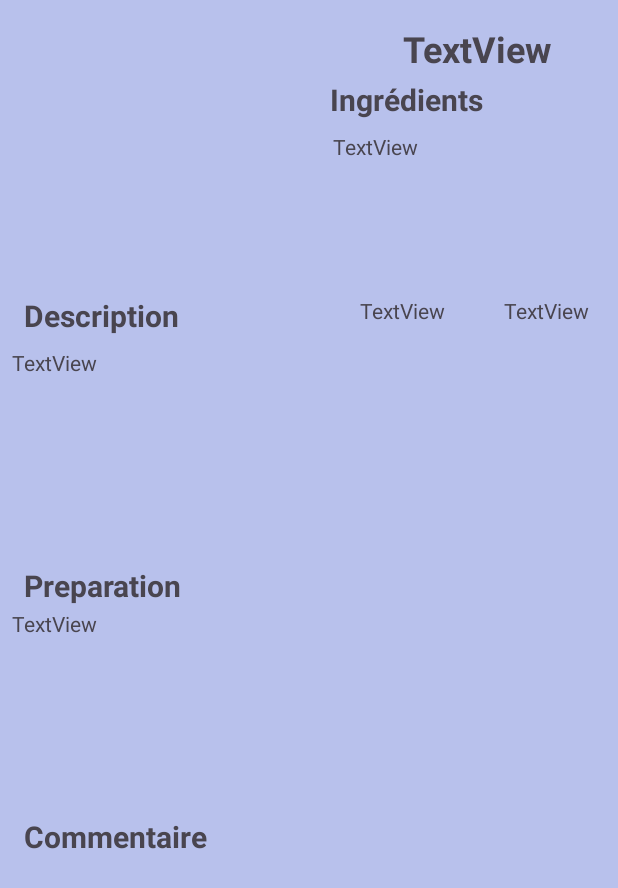
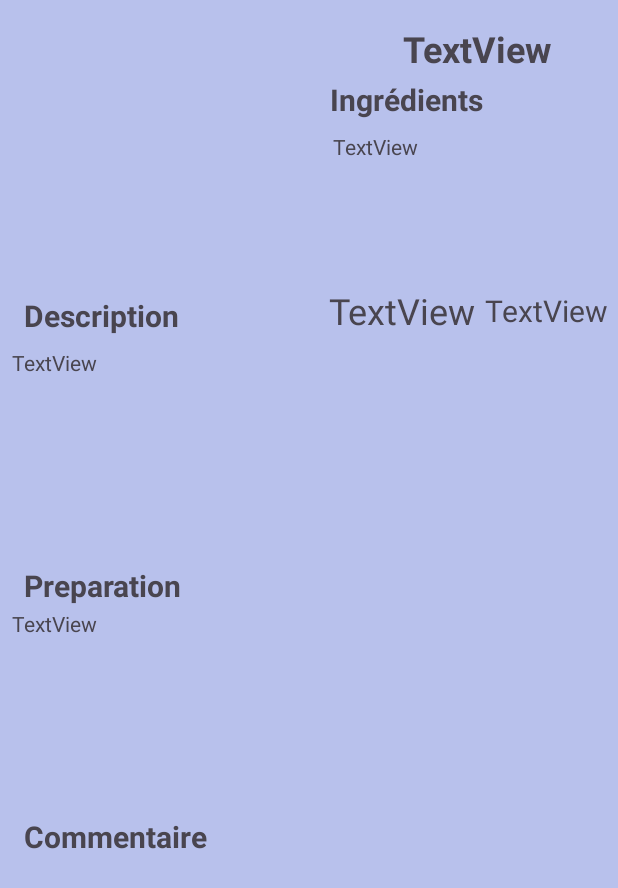
Before and after one commit to Cocktail-Wizard/CocktailWizardAppMobile, an Android app: the fragment PublicationFragment placed in its activity, on a phone screen of 412 x 824 dp. Shown: the top 888 px of the screen. Run offline under Robolectric (Android 15) with nearby library versions, the light colour scheme and no system bars; our stand-ins replace Picasso; pictures from the network do not load; Roboto replaces fonts that are not available here.

Commit message:
update layout cocktail_galerie/fiche cocktail

```diff
--- a/app/src/main/java/com/example/cocktailwizardapp/classes/PublicationFragment.java
+++ b/app/src/main/java/com/example/cocktailwizardapp/classes/PublicationFragment.java
@@ -76,11 +76,9 @@ public class PublicationFragment extends DialogFragment {
                 nomCocktail.setText(publication.getNom());
                 ingredients.setText("Ingredients: ");
                 ingredientsScroll.setText(publication.getIngredients().toString());
-                nbAime.setText(Integer.toString(publication.getNb_like()));
-                nomAuteur.setText(publication.getAuteur());
-                titreDesc.setText("Titre Description: ");
+                nbAime.setText(Integer.toString(publication.getNb_like())+"❤️");
+                nomAuteur.setText("@"+publication.getAuteur());
                 description.setText(publication.getDesc());
-                titrePreparation.setText("Titre Preparation: ");
                 preparation.setText(publication.getPreparation());
 
 
--- a/app/src/main/res/layout/activity_galerie.xml
+++ b/app/src/main/res/layout/activity_galerie.xml
@@ -11,6 +11,10 @@
         android:id="@+id/ScrollViewGalerie_id"
         android:layout_width="match_parent"
         android:layout_height="687dp"
+        android:layout_above="@+id/bottomNav_id"
+        android:layout_alignParentTop="true"
+        android:layout_marginTop="0dp"
+        android:layout_marginBottom="0dp"
         android:fillViewport="true">
 
         <androidx.recyclerview.widget.RecyclerView
--- a/app/src/main/res/layout/cocktail_galerie.xml
+++ b/app/src/main/res/layout/cocktail_galerie.xml
@@ -26,6 +26,7 @@
         android:background="@color/cocktail_nom_galerie"
         android:text="TextView"
         android:textAlignment="center"
+        android:textColor="@color/black"
         android:textSize="34sp"
         app:layout_constraintBottom_toBottomOf="@+id/imgCocktailGalerie_id"
         app:layout_constraintEnd_toEndOf="parent"
--- a/app/src/main/res/layout/fiche_cocktail.xml
+++ b/app/src/main/res/layout/fiche_cocktail.xml
@@ -66,6 +66,7 @@
         android:layout_width="wrap_content"
         android:layout_height="wrap_content"
         android:text="TextView"
+        android:textSize="20sp"
         app:layout_constraintBottom_toTopOf="@+id/guideline7"
         app:layout_constraintEnd_toEndOf="parent"
         app:layout_constraintStart_toStartOf="@+id/guideline"
@@ -76,6 +77,7 @@
         android:layout_width="wrap_content"
         android:layout_height="wrap_content"
         android:text="TextView"
+        android:textSize="24sp"
         app:layout_constraintBottom_toTopOf="@+id/guideline7"
         app:layout_constraintEnd_toStartOf="@+id/guideline"
         app:layout_constraintStart_toStartOf="@+id/guideline10"
```
Also changed, not shown: app/src/main/res/layout/commentaire_item.xml (+7 -3 lines).
